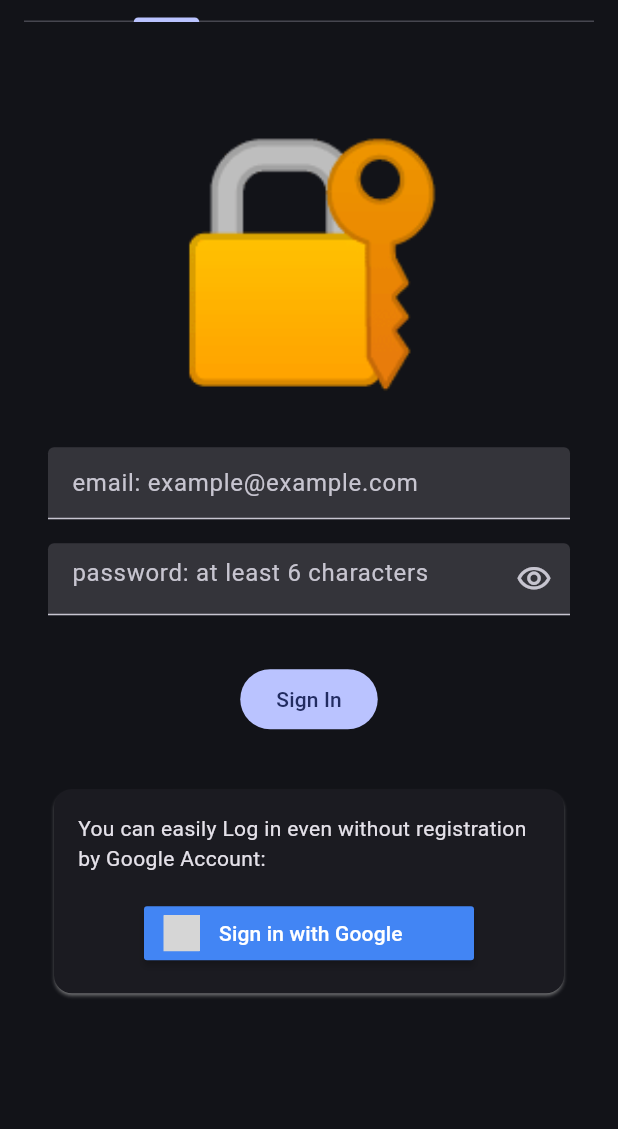
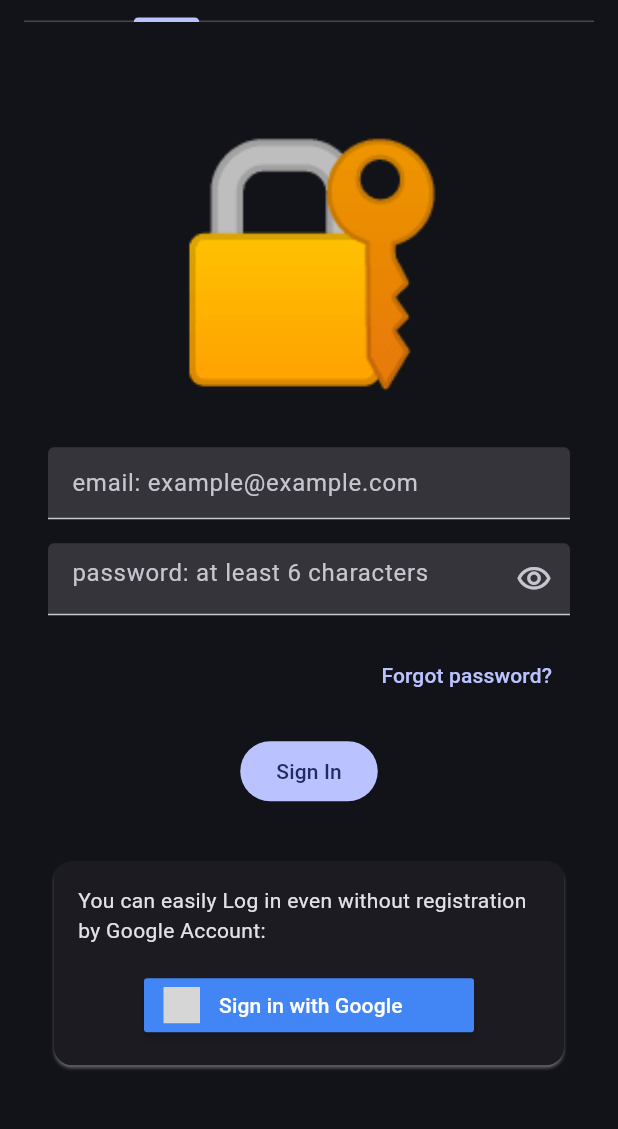
Before and after one commit to azzayatss/cheapp_and_tasty, a Flutter app: the screen it shows after launch, on a phone screen of 412 x 824 dp, the part 74-1203 px from its top. Run offline on Flutter 3.47's test engine with Material 2 defaults, Android fonts, the phone set to English and light mode, and no system bars; drawn by our look-alikes of loader_overlay; our stand-ins replace firebase_auth, firebase_core, flutter_hooks, flutter_signin_button, go_router, google_sign_in and 2 more; accounts and stored records are empty; generated files the repository leaves out were written again; grey boxes are pictures that could not be loaded.

Commit message:
feat: added reset password flow

```diff
--- a/lib/config/app_strings.dart
+++ b/lib/config/app_strings.dart
@@ -12,4 +12,14 @@ class AppStrings {
   static const String signUpEmoji = '📝';
   static const String appBarTitle = 'Cheapp & tasty';
   static const String logOut = 'Log out';
+  static const String forgotPassword = 'Forgot password?';
+  static const String forgotPasswordDialogContent1 =
+      'Please enter user email to reset the password.';
+  static const String forgotPasswordDialogContent2 =
+      'If the user with this email exists you will receive recovery email.';
+  static const String forgotPasswordDialogContent3 =
+      'After receiving the reinstatement letter, please log in to the app with your new credentials.';
+  static const String resetPassword = 'Got it, reset password!';
+  static const String googleLogInHint =
+      'You can easily Log in even without registration by Google Account: ';
 }
--- a/lib/features/auth/state/is_logged_in_controller.dart
+++ b/lib/features/auth/state/is_logged_in_controller.dart
@@ -1,6 +1,7 @@
 import 'package:cheapp_and_tasty/features/auth/state/auth_state.dart';
 import 'package:hooks_riverpod/hooks_riverpod.dart';
 import 'package:riverpod_annotation/riverpod_annotation.dart';
+
 part 'is_logged_in_controller.g.dart';
 
 @riverpod
--- a/lib/features/auth/widgets/google_sign_in_card.dart
+++ b/lib/features/auth/widgets/google_sign_in_card.dart
@@ -1,4 +1,5 @@
 import 'package:cheapp_and_tasty/config/app_layouts.dart';
+import 'package:cheapp_and_tasty/config/app_strings.dart';
 import 'package:cheapp_and_tasty/features/auth/state/sign_in_controller.dart';
 import 'package:flutter/material.dart';
 import 'package:flutter_signin_button/flutter_signin_button.dart';
@@ -17,7 +18,7 @@ class GoogleSignInCard extends ConsumerWidget {
         child: Column(
           children: [
             const Text(
-              'You can easily Log in even without registration by Google Account: ',
+              AppStrings.googleLogInHint,
             ),
             const SizedBox(
               height: AppLayouts.defaultPadding,
--- a/lib/features/auth/widgets/sign_in_form.dart
+++ b/lib/features/auth/widgets/sign_in_form.dart
@@ -2,6 +2,7 @@ import 'package:cheapp_and_tasty/config/app_layouts.dart';
 import 'package:cheapp_and_tasty/config/app_strings.dart';
 import 'package:cheapp_and_tasty/features/auth/state/sign_in_controller.dart';
 import 'package:cheapp_and_tasty/features/auth/widgets/google_sign_in_card.dart';
+import 'package:cheapp_and_tasty/features/auth/widgets/reset_password_dialog.dart';
 import 'package:flutter/material.dart';
 import 'package:flutter_hooks/flutter_hooks.dart';
 import 'package:hooks_riverpod/hooks_riverpod.dart';
@@ -62,7 +63,17 @@ class SignInForm extends HookWidget {
                   keyboardType: TextInputType.visiblePassword,
                 ),
                 const SizedBox(
-                  height: AppLayouts.defaultPadding * 2,
+                  height: AppLayouts.defaultPadding,
+                ),
+                Align(
+                  alignment: Alignment.centerRight,
+                  child: TextButton(
+                    child: const Text(AppStrings.forgotPassword),
+                    onPressed: () => _dialogBuilder(context),
+                  ),
+                ),
+                const SizedBox(
+                  height: AppLayouts.defaultPadding,
                 ),
                 Consumer(
                   builder: (context, ref, child) {
@@ -93,4 +104,15 @@ class SignInForm extends HookWidget {
       ),
     );
   }
+
+  Future<void> _dialogBuilder(
+    BuildContext context,
+  ) {
+    return showDialog<void>(
+      context: context,
+      builder: (BuildContext context) {
+        return const ResetPasswordDialog();
+      },
+    );
+  }
 }
```
Also changed, not shown: lib/features/auth/state/sign_in_controller.dart (+8 -0 lines), lib/features/auth/widgets/reset_password_dialog.dart (added, +69 -0 lines).
